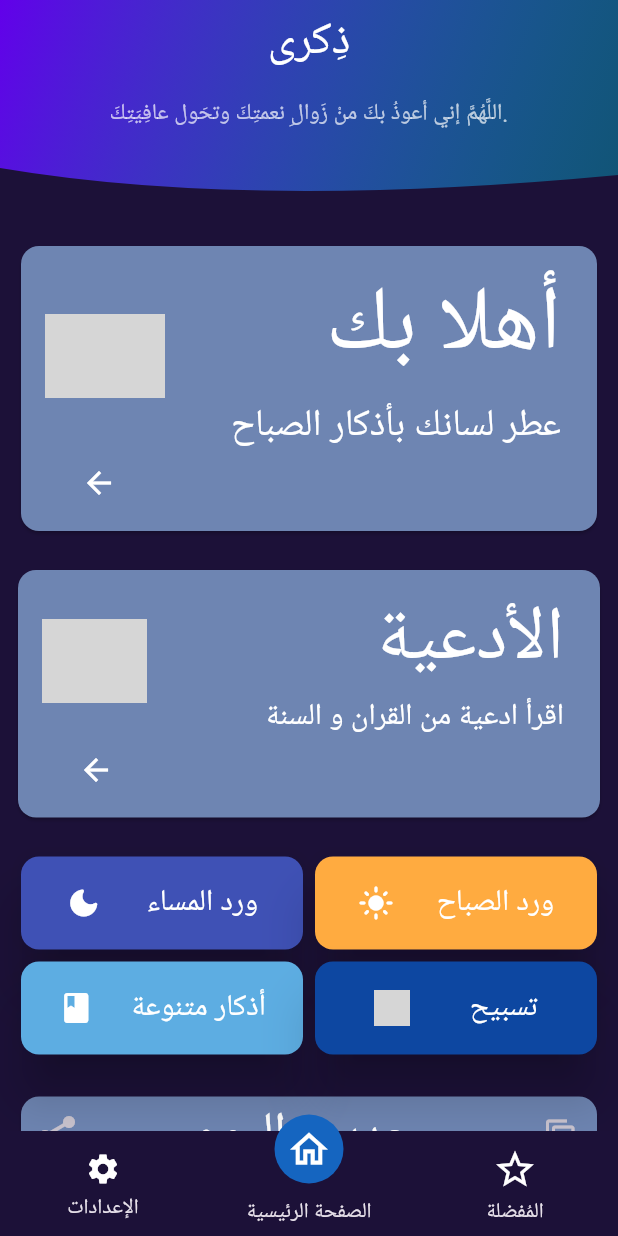
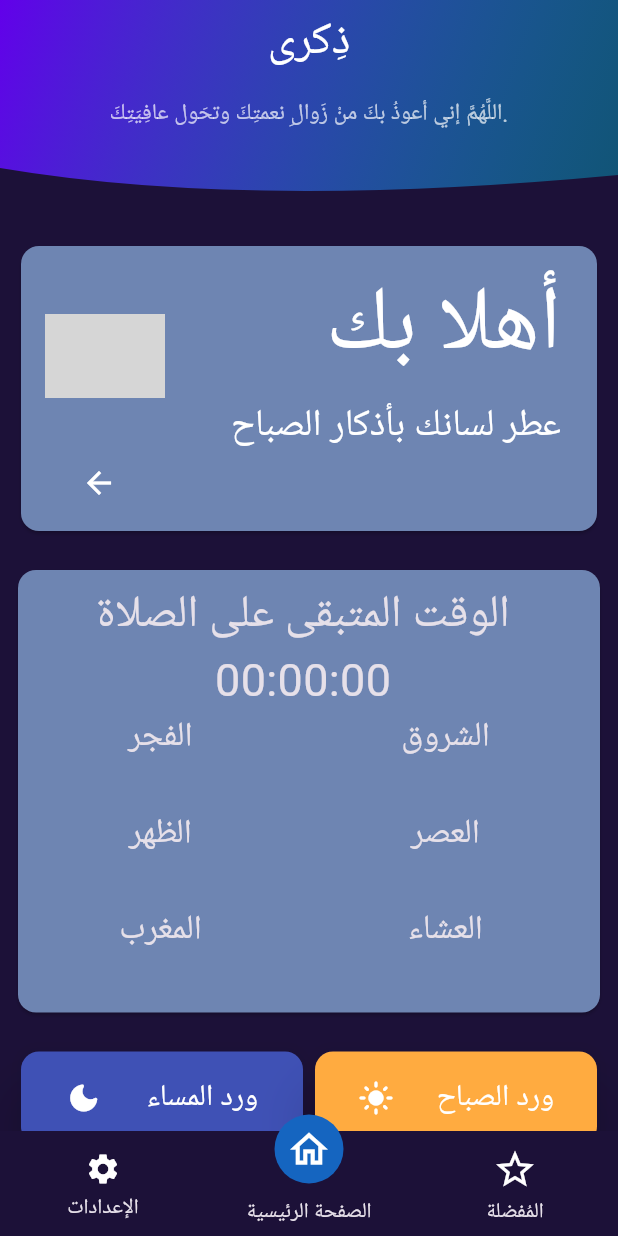
Before and after one commit to KarimBasem14/Thikra, a Flutter app: the screen it shows after launch, on a phone screen of 412 x 824 dp. Run offline on Flutter 3.47's test engine with Material 3 defaults, Android fonts, the light colour scheme and no system bars; drawn by our look-alikes of curved_labeled_navigation_bar; our stand-ins replace adaptive_theme, firebase_core, firebase_messaging, flutter_local_notifications, google_fonts, hive_flutter and 4 more; missing offline and left inert: flutter_overlay_window, prayers_times; accounts and stored records are empty; Roboto replaces fonts that are missing (Kufam, Marhey); grey boxes are pictures that could not be loaded.

Commit message:
Added prayer time card but not yet finished

```diff
--- a/lib/Screens/MainScreens/homepage_with_sliver_app_bar.dart
+++ b/lib/Screens/MainScreens/homepage_with_sliver_app_bar.dart
@@ -3,6 +3,9 @@
 import 'package:muslim_azkar/Screens/azkar_sabah.dart' show AzkarSabah;
 import 'package:muslim_azkar/Screens/other_azkar_listview.dart' show OtherAzkar;
 import 'package:muslim_azkar/Screens/tasbih.dart' show Tasbih;
+import 'package:muslim_azkar/Widgets/MainScreenWidgets/prayer_time_card.dart'
+    show PrayerTimeCard;
+// import 'package:muslim_azkar/Widgets/MainScreenWidgets/prayer_time_card.dart';
 import 'package:muslim_azkar/Widgets/asma2_hosna.dart' show Asma2Hosna;
 import 'package:muslim_azkar/Widgets/dua_card_main_screen.dart';
 import 'package:muslim_azkar/Widgets/hadith_card.dart' show HadithCard;
@@ -74,7 +77,8 @@
             ),
           ),
           const SliverToBoxAdapter(
-            child: DuaCard(),
+            // child: DuaCard(),
+            child: PrayerTimeCard(),
           ),
           SliverPadding(
             padding: const EdgeInsets.all(10),
--- /dev/null
+++ b/lib/Widgets/MainScreenWidgets/prayer_time_card.dart
@@ -0,0 +1,87 @@
+import 'package:flutter/material.dart';
+import 'package:prayers_times/prayers_times.dart';
+
+class PrayerTimeCard extends StatefulWidget {
+  const PrayerTimeCard({super.key});
+
+  @override
+  State<PrayerTimeCard> createState() => _PrayerTimeCardState();
+}
+
+class _PrayerTimeCardState extends State<PrayerTimeCard> {
+  List<String> prayerLists = [
+    "الفجر",
+    "الشروق",
+    "الظهر",
+    "العصر",
+    "المغرب",
+    "العشاء"
+  ];
+
+  @override
+  Widget build(BuildContext context) {
+    // Define the geographical coordinates for the location
+    Coordinates coordinates = Coordinates(21.1959, 72.7933);
+
+    // Specify the calculation parameters for prayer times
+    PrayerCalculationParameters params = PrayerCalculationMethod.egyptian();
+    params.madhab = PrayerMadhab.shafi;
+
+    // Create a PrayerTimes instance for the specified location
+    PrayerTimes prayerTimes = PrayerTimes(
+      coordinates: coordinates,
+      calculationParameters: params,
+      precision: true,
+      locationName: 'Africa/Cairo',
+    );
+    print(prayerTimes.dhuhrEndTime);
+    return Padding(
+      padding: const EdgeInsets.all(8.0),
+      child: SizedBox(
+        width: double.infinity,
+        child: Card(
+          color: Theme.of(context).cardColor,
+          child: Padding(
+            padding: const EdgeInsets.only(right: 8, top: 8, bottom: 8),
+            child: Column(
+              // crossAxisAlignment: CrossAxisAlignment.end,
+              children: [
+                const Text(
+                  "الوقت المتبقى على الصلاة",
+                  // textAlign: TextAlign.center,
+                  style: TextStyle(
+                    fontSize: 30,
+                  ),
+                ),
+                Text(
+                  "00:00:00",
+                  style: TextStyle(
+                    fontSize: 30,
+                  ),
+                ),
+                GridView.builder(
+                  gridDelegate: const SliverGridDelegateWithFixedCrossAxisCount(
+                      crossAxisCount: 2,
+                      mainAxisSpacing: 1,
+                      childAspectRatio: 3),
+                  itemCount: prayerLists.length,
+                  shrinkWrap: true,
+                  physics: const NeverScrollableScrollPhysics(),
+                  itemBuilder: (ctx, i) {
+                    return Text(
+                      prayerLists[i],
+                      textAlign: TextAlign.center,
+                      style: const TextStyle(
+                        fontSize: 22.5,
+                      ),
+                    );
+                  },
+                )
+              ],
+            ),
+          ),
+        ),
+      ),
+    );
+  }
+}
--- a/lib/main.dart
+++ b/lib/main.dart
@@ -54,7 +54,7 @@
   final messagingService = FirebaseMessagingService();
   await messagingService.init();
 
-  print(await FirebaseMessaging.instance.getToken());
+  // print(await FirebaseMessaging.instance.getToken());
 
   runApp(MyApp(
     savedThemeMode: savedThemeMode,
--- a/pubspec.yaml
+++ b/pubspec.yaml
@@ -48,6 +48,7 @@
   flutter_overlay_window: ^0.5.0
   firebase_core: ^2.24.2
   firebase_messaging: ^14.7.10
+  prayers_times: ^0.0.6
 
 
 dev_dependencies:
```
Also changed, not shown: pubspec.lock, 1 other file.
